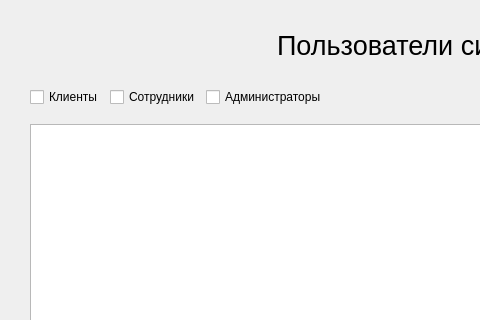
Above: gui/userslistwindow.ui from rkv04/test before the change; both pictures show x 0 to 480 and y 0 to 320 of the 845 by 660 pixel window. Below: the same form after it.
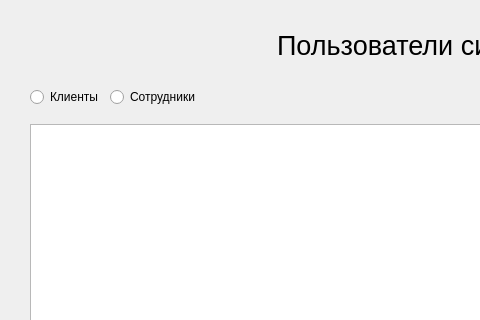
That is the form after the change.

Diff of the .ui file:
```diff
--- a/gui/userslistwindow.ui
+++ b/gui/userslistwindow.ui
@@ -50,29 +50,21 @@
    <item>
     <layout class="QHBoxLayout" name="horizontalLayout_3">
      <item>
-      <layout class="QHBoxLayout" name="horizontalLayout">
+      <layout class="QHBoxLayout" name="horizontalLayout"/>
+     </item>
        <item>
-        <widget class="QCheckBox" name="checkBox_4">
+      <widget class="QRadioButton" name="radioButton">
          <property name="text">
           <string>Клиенты</string>
          </property>
         </widget>
        </item>
        <item>
-        <widget class="QCheckBox" name="checkBox_6">
+      <widget class="QRadioButton" name="radioButton_2">
          <property name="text">
           <string>Сотрудники</string>
          </property>
         </widget>
-       </item>
-       <item>
-        <widget class="QCheckBox" name="checkBox_5">
-         <property name="text">
-          <string>Администраторы</string>
-         </property>
-        </widget>
-       </item>
-      </layout>
      </item>
      <item>
       <spacer name="horizontalSpacer_2">
```
Lines whose indentation alone changed are shown as unchanged.
